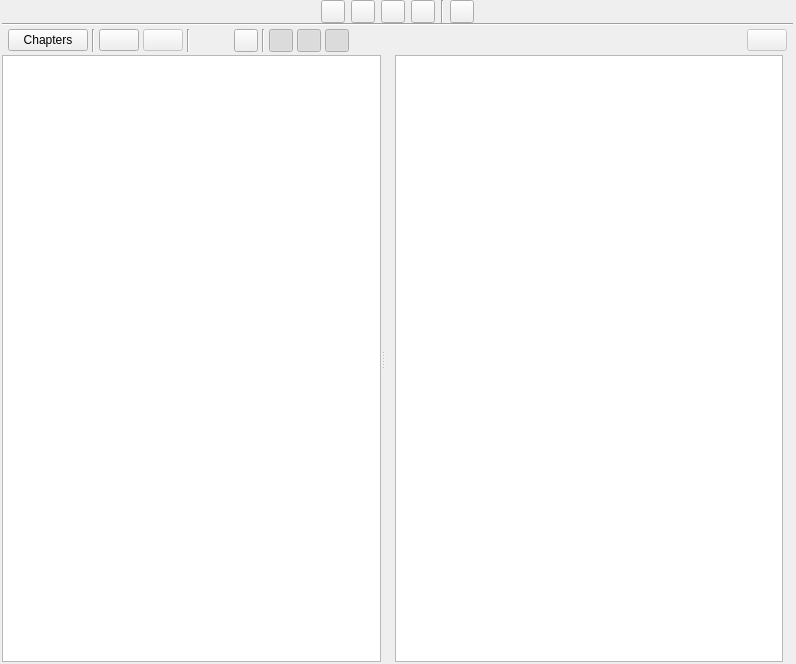
Old version of the form ui/scenes_view.ui in the repository zkovari/plotlyst.
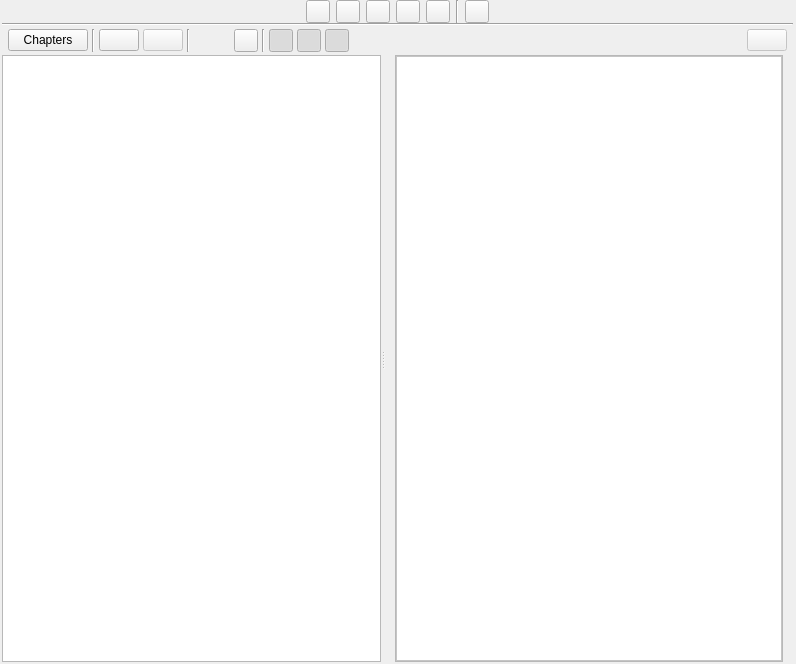
New version of the form. Custom widgets are drawn as their Qt base class.

Commit message:
Add scene cards (#44)
* Add scene cards

* coloring

* fix tests

* reduce icon size in scene card

* reduce card size

* size

What changed in the file:
```diff
--- a/ui/scenes_view.ui
+++ b/ui/scenes_view.ui
@@ -79,6 +79,31 @@
             </property>
            </spacer>
           </item>
+          <item>
+           <widget class="QToolButton" name="btnCardsView">
+            <property name="cursor">
+             <cursorShape>PointingHandCursor</cursorShape>
+            </property>
+            <property name="styleSheet">
+             <string notr="true"/>
+            </property>
+            <property name="text">
+             <string/>
+            </property>
+            <property name="checkable">
+             <bool>true</bool>
+            </property>
+            <property name="checked">
+             <bool>false</bool>
+            </property>
+            <property name="base" stdset="0">
+             <bool>true</bool>
+            </property>
+            <attribute name="buttonGroup">
+             <string notr="true">btnGroupViews</string>
+            </attribute>
+           </widget>
+          </item>
           <item>
            <widget class="QToolButton" name="btnTableView">
             <property name="cursor">
@@ -505,6 +530,74 @@
              <property name="currentIndex">
               <number>0</number>
              </property>
+             <widget class="QWidget" name="pageCards">
+              <layout class="QHBoxLayout" name="horizontalLayout_7">
+               <property name="spacing">
+                <number>0</number>
+               </property>
+               <property name="leftMargin">
+                <number>0</number>
+               </property>
+               <property name="topMargin">
+                <number>0</number>
+               </property>
+               <property name="rightMargin">
+                <number>0</number>
+               </property>
+               <property name="bottomMargin">
+                <number>0</number>
+               </property>
+               <item>
+                <widget class="QScrollArea" name="scrollArea">
+                 <property name="widgetResizable">
+                  <bool>true</bool>
+                 </property>
+                 <widget class="QWidget" name="scrollAreaWidgetContents_2">
+                  <property name="geometry">
+                   <rect>
+                    <x>0</x>
+                    <y>0</y>
+                    <width>370</width>
+                    <height>603</height>
+                   </rect>
+                  </property>
+                  <layout class="QHBoxLayout" name="horizontalLayout_8">
+                   <property name="spacing">
+                    <number>0</number>
+                   </property>
+                   <property name="leftMargin">
+                    <number>0</number>
+                   </property>
+                   <property name="topMargin">
+                    <number>0</number>
+                   </property>
+                   <property name="rightMargin">
+                    <number>0</number>
+                   </property>
+                   <property name="bottomMargin">
+                    <number>0</number>
+                   </property>
+                   <item>
+                    <widget class="QFrame" name="cards">
+                     <property name="styleSheet">
+                      <string notr="true">.QFrame {
+	background-color: rgb(255, 255, 255);
+}</string>
+                     </property>
+                     <property name="frameShape">
+                      <enum>QFrame::StyledPanel</enum>
+                     </property>
+                     <property name="frameShadow">
+                      <enum>QFrame::Raised</enum>
+                     </property>
+                    </widget>
+                   </item>
+                  </layout>
+                 </widget>
+                </widget>
+               </item>
+              </layout>
+             </widget>
              <widget class="QWidget" name="pageDefault">
               <layout class="QVBoxLayout" name="verticalLayout_5">
                <property name="spacing">
@@ -570,7 +663,7 @@
                   <bool>true</bool>
                  </attribute>
                  <attribute name="verticalHeaderVisible">
-                  <bool>true</bool>
+                  <bool>false</bool>
                  </attribute>
                  <attribute name="verticalHeaderDefaultSectionSize">
                   <number>50</number>
```
The commit also changes 8 other files.
